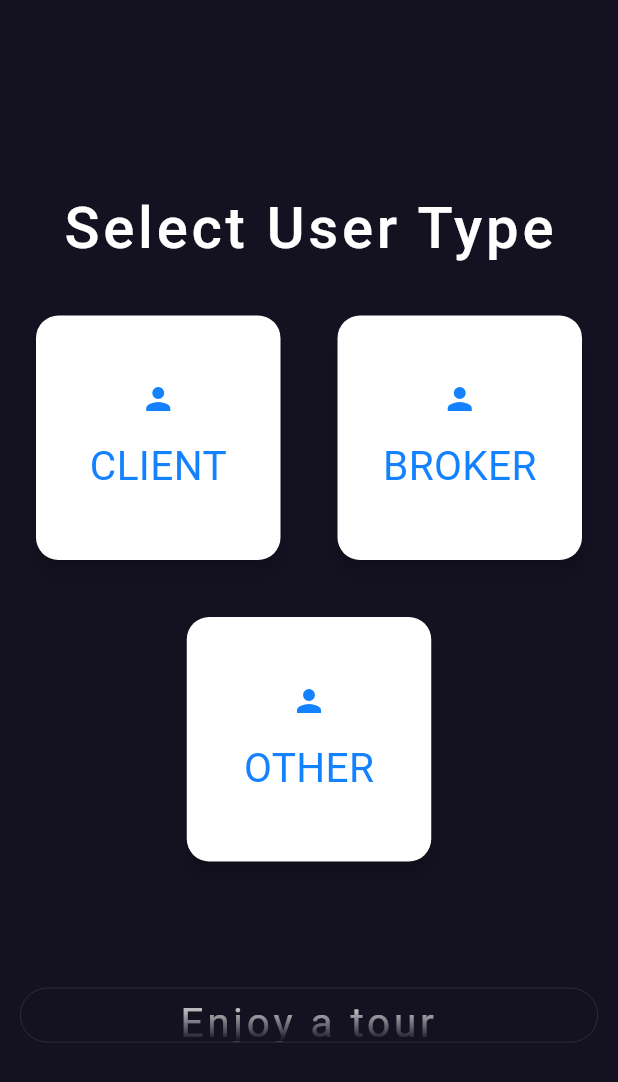
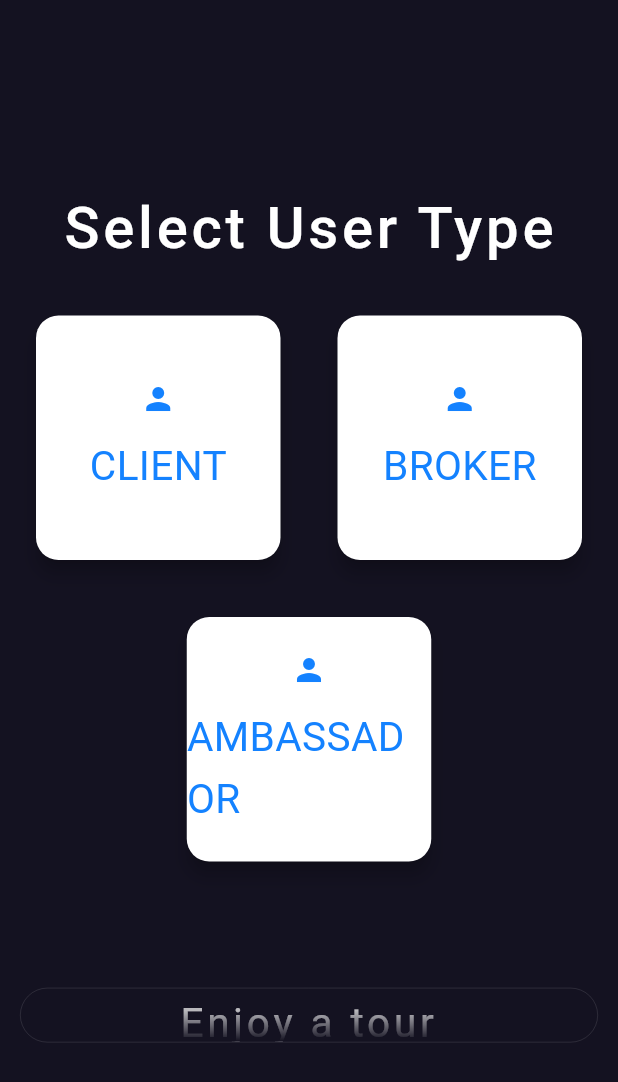
Before and after one commit to AhmedAbdEllatiif/remax_mapstate, a Flutter app: the screen it shows after launch, on a phone screen of 412 x 824 dp. Shown: the top 1082 px of the screen. Run offline on Flutter 3.47's test engine with Material 2 defaults, Android fonts, the light colour scheme and no system bars; our stand-ins replace bloc, cached_network_image, dartz, dots_indicator, equatable, flutter_bloc and 7 more; accounts and stored records are empty; network calls fail; Roboto replaces fonts that are missing (Cairo).

Commit message:
translation added

```diff
--- a/assets/languages/ar.json
+++ b/assets/languages/ar.json
@@ -32,6 +32,9 @@
   "logout": "تسجيل خروج",
   "enjoyATour": "استمتع بجولة",
   "selectUserType": "حدد المستخدم",
+  "client": "عميل",
+  "broker": "مسوق",
+  "ambassador": "سفير",
 
 
   "arabic": "العربية",
--- a/assets/languages/en.json
+++ b/assets/languages/en.json
@@ -35,6 +35,9 @@
   "logout": "Logout",
   "enjoyATour": "Enjoy a tour",
   "selectUserType": "Select User Type",
+  "client": "client",
+  "broker": "broker",
+  "ambassador": "ambassador",
 
 
   "arabic": "العربية",
--- a/lib/common/constants/translate_constatns.dart
+++ b/lib/common/constants/translate_constatns.dart
@@ -38,6 +38,9 @@ class TranslateConstants{
   static const String commercial = 'commercial';
   static const String enjoyATour = 'enjoyATour';
   static const String selectUserType = 'selectUserType';
+  static const String client = 'client';
+  static const String broker = 'broker';
+  static const String ambassador = 'ambassador';
   static const String test = 'test';
 
 }
--- a/lib/common/enums/user_types.dart
+++ b/lib/common/enums/user_types.dart
@@ -9,7 +9,7 @@ enum UserType {
   tour,
   client,
   broker,
-  other,
+  ambassador,
   noUser,
 }
 
--- a/lib/domain/entities/current_user.dart
+++ b/lib/domain/entities/current_user.dart
@@ -17,7 +17,7 @@ class CurrentUserEntity {
       case "client":  return  UserType.client;
       case "broker":  return  UserType.broker;
       case "tour":  return  UserType.tour;
-      case "other":  return  UserType.other;
+      case "ambassador":  return  UserType.ambassador;
       case "noUser":  return  UserType.noUser;
       default: return  UserType.noUser;
     }
--- a/lib/presentation/journeys/main/bottom_navigation.dart
+++ b/lib/presentation/journeys/main/bottom_navigation.dart
@@ -23,7 +23,7 @@ class BottomNavigation extends StatelessWidget {
         return BottomNavigationItems().broker(context);
       case UserType.tour:
         return BottomNavigationItems().clientItems(context);
-      case UserType.other:
+      case UserType.ambassador:
         return BottomNavigationItems().broker(context);
       case UserType.noUser:
         return BottomNavigationItems().clientItems(context);
--- a/lib/presentation/journeys/start_app/choose_user_type/choose_user_list_widget.dart
+++ b/lib/presentation/journeys/start_app/choose_user_type/choose_user_list_widget.dart
@@ -14,7 +14,7 @@ class ChooseUserListWidget extends StatelessWidget {
   final columns = 2;
 
   //final usersList = ['client', 'Ambassador', 'Broker'];
-  final usersList = [UserType.client, UserType.broker, UserType.other];
+  final usersList = [UserType.client, UserType.broker, UserType.ambassador];
 
   @override
   Widget build(BuildContext context) {
--- a/lib/presentation/journeys/start_app/choose_user_type/user_type_card.dart
+++ b/lib/presentation/journeys/start_app/choose_user_type/user_type_card.dart
@@ -1,6 +1,7 @@
 import 'package:flutter/material.dart';
 import 'package:flutter_bloc/flutter_bloc.dart';
 import 'package:remax_mapstate/common/enums/user_types.dart';
+import 'package:remax_mapstate/common/extensions/string_extensions.dart';
 import 'package:remax_mapstate/presentation/cubit/current_user/current_user_cubit.dart';
 
 import '../../../../domain/entities/current_user.dart';
@@ -40,7 +41,7 @@ class UserTypeCard extends StatelessWidget {
               height: 10,
             ),
             Text(
-              currentUserEntity.userType.toShortString().toUpperCase(),
+              currentUserEntity.userType.toShortString().t(context).toUpperCase(),
               style: const TextStyle(color: AppColor.royalBlue),
             ),
           ],
```
